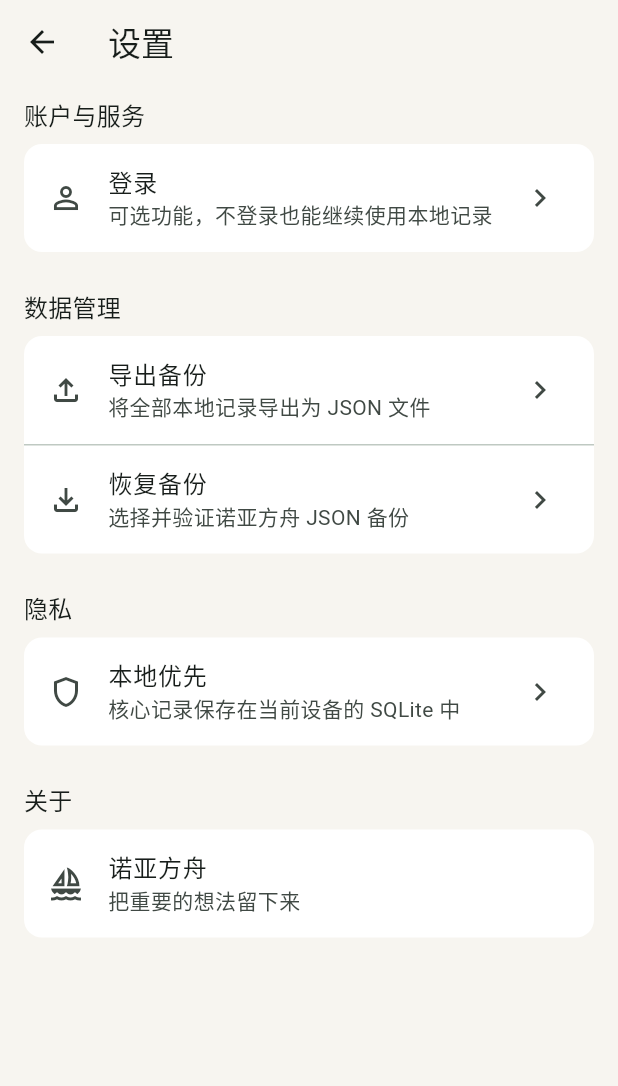
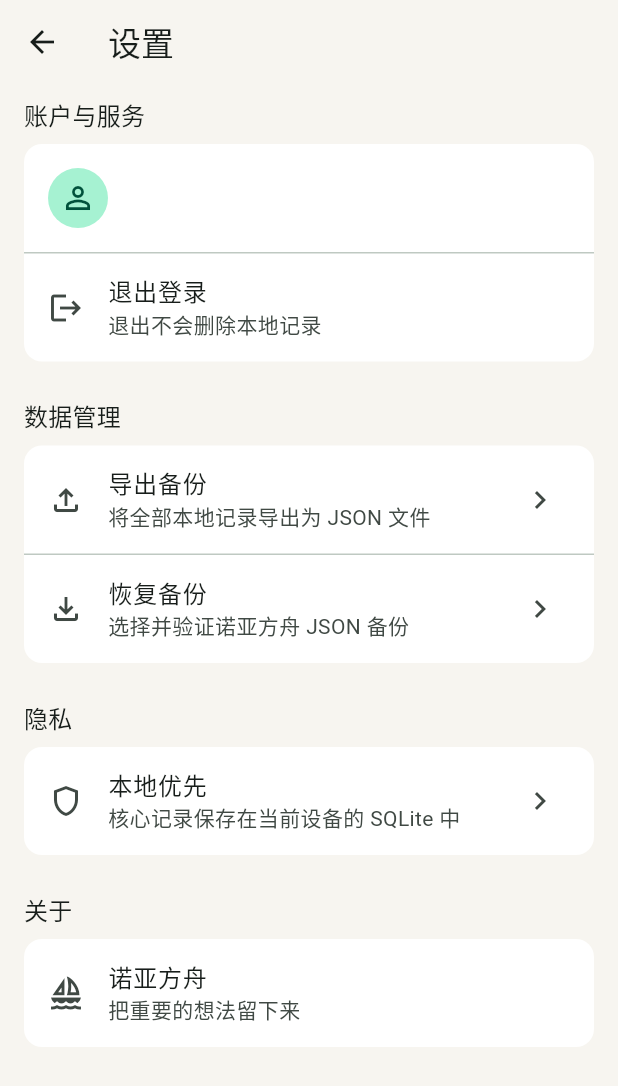
Before and after one commit to ASAXAE/noahs_ark, a Flutter app: the SettingsPage screen opened directly with empty values, on a phone screen of 412 x 824 dp. Shown: the top 1086 px of the screen. Run offline on Flutter 3.47's test engine with Material 3 defaults, Android fonts, the phone set to English and light mode, and no system bars; our stand-ins replace file_picker, share_plus, sqflite; accounts and stored records are empty.

Commit message:
Day 33: Add account state and logout

```diff
--- a/lib/screens/home/home_page.dart
+++ b/lib/screens/home/home_page.dart
@@ -9,6 +9,7 @@ import '../../widgets/thought_card.dart';
 import '../../services/api_service.dart';
 import '../../services/backup_service.dart';
 import '../settings/settings_page.dart';
+import '../../models/auth_user.dart';
 
 class HomePage extends StatefulWidget {
   const HomePage({super.key});
@@ -19,6 +20,9 @@ class HomePage extends StatefulWidget {
 
 class _HomePageState extends State<HomePage> {
   final _searchController = TextEditingController();
+  final ValueNotifier<AuthUser?> _authUserNotifier = ValueNotifier<AuthUser?>(
+    null,
+  );
   final Set<int> _expandedThoughtIds = {};
   List<Thought> _thoughts = [];
   bool _loading = true;
@@ -49,6 +53,7 @@ class _HomePageState extends State<HomePage> {
     await Navigator.of(context).push<void>(
       MaterialPageRoute(
         builder: (_) => SettingsPage(
+          authUserNotifier: _authUserNotifier,
           onExportBackup: _exportBackup,
           onRestoreBackup: _previewBackup,
         ),
@@ -803,6 +808,7 @@ class _HomePageState extends State<HomePage> {
   @override
   void dispose() {
     _searchController.dispose();
+    _authUserNotifier.dispose();
     super.dispose();
   }
 }
--- a/lib/screens/settings/settings_page.dart
+++ b/lib/screens/settings/settings_page.dart
@@ -7,10 +7,12 @@ import 'local_first_info_page.dart';
 class SettingsPage extends StatelessWidget {
   const SettingsPage({
     super.key,
+    required this.authUserNotifier,
     required this.onExportBackup,
     required this.onRestoreBackup,
   });
 
+  final ValueNotifier<AuthUser?> authUserNotifier;
   final Future<void> Function() onExportBackup;
   final Future<void> Function() onRestoreBackup;
 
@@ -23,7 +25,12 @@ class SettingsPage extends StatelessWidget {
         children: [
           Text('账户与服务', style: Theme.of(context).textTheme.titleMedium),
           const SizedBox(height: 8),
-          Card(
+
+          ValueListenableBuilder<AuthUser?>(
+            valueListenable: authUserNotifier,
+            builder: (context, user, child) {
+              if (user == null) {
+                return Card(
                   clipBehavior: Clip.antiAlias,
                   child: ListTile(
                     leading: const Icon(Icons.person_outline),
@@ -31,22 +38,61 @@ class SettingsPage extends StatelessWidget {
                     subtitle: const Text('可选功能，不登录也能继续使用本地记录'),
                     trailing: const Icon(Icons.chevron_right),
                     onTap: () async {
-                final user = await Navigator.of(context).push<AuthUser>(
+                      final loggedInUser = await Navigator.of(context)
+                          .push<AuthUser>(
                             MaterialPageRoute<AuthUser>(
                               builder: (_) => const LoginPage(),
                             ),
                           );
 
-                if (!context.mounted || user == null) {
+                      if (!context.mounted || loggedInUser == null) {
                         return;
                       }
 
+                      authUserNotifier.value = loggedInUser;
+
                       ScaffoldMessenger.of(context).showSnackBar(
-                  SnackBar(content: Text('登录成功，欢迎回来：${user.displayName}')),
+                        SnackBar(
+                          content: Text(
+                            '登录成功，欢迎回来：${loggedInUser.displayName}',
+                          ),
+                        ),
                       );
                     },
                   ),
+                );
+              }
+
+              return Card(
+                clipBehavior: Clip.antiAlias,
+                child: Column(
+                  children: [
+                    ListTile(
+                      leading: const CircleAvatar(
+                        child: Icon(Icons.person_outline),
                       ),
+                      title: Text(user.displayName),
+                      subtitle: Text(user.email),
+                    ),
+                    const Divider(height: 1),
+                    ListTile(
+                      leading: const Icon(Icons.logout),
+                      title: const Text('退出登录'),
+                      subtitle: const Text('退出不会删除本地记录'),
+                      onTap: () {
+                        authUserNotifier.value = null;
+
+                        ScaffoldMessenger.of(context).showSnackBar(
+                          const SnackBar(content: Text('已退出登录，本地记录仍然保留')),
+                        );
+                      },
+                    ),
+                  ],
+                ),
+              );
+            },
+          ),
+
           const SizedBox(height: 24),
           Text('数据管理', style: Theme.of(context).textTheme.titleMedium),
           const SizedBox(height: 8),
```
Lines whose indentation alone changed are shown as unchanged.
